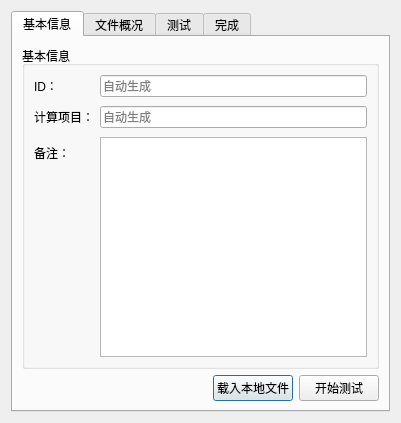
Above: PySideApp/build_src/ui/TestRunnerUI.ui from MWTJC/Gnss_on_UAV_GUI before the change. Below: the same form after it.
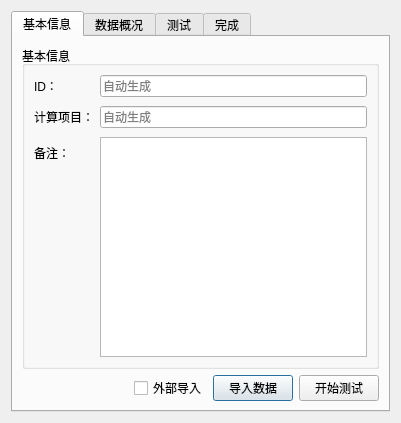
That is the form after the change. The open tabs and pages were chosen to show the change. Icons and pictures are not drawn.

Commit message: 添加完善在线信息导入，准备计算；添加有关HEX导出与解读后csv导出相关；添加用于存储计算后结果的变量；代码结构小改

```diff
--- a/PySideApp/build_src/ui/TestRunnerUI.ui
+++ b/PySideApp/build_src/ui/TestRunnerUI.ui
@@ -105,9 +105,16 @@
           </spacer>
          </item>
          <item>
-          <widget class="QPushButton" name="pushButton_load_file">
+          <widget class="QCheckBox" name="checkBox_import_from_file">
            <property name="text">
-            <string>载入本地文件</string>
+            <string>外部导入</string>
+           </property>
+          </widget>
+         </item>
+         <item>
+          <widget class="QPushButton" name="pushButton_import_data">
+           <property name="text">
+            <string>导入数据</string>
            </property>
           </widget>
          </item>
@@ -124,7 +131,7 @@
      </widget>
      <widget class="QWidget" name="tab_localfile">
       <attribute name="title">
-       <string>文件概况</string>
+       <string>数据概况</string>
       </attribute>
       <layout class="QVBoxLayout" name="verticalLayout_6">
        <item>
```
Left out of the diff: 2 changed lines with no effect on the pictures. The commit also changes 5 other files.
